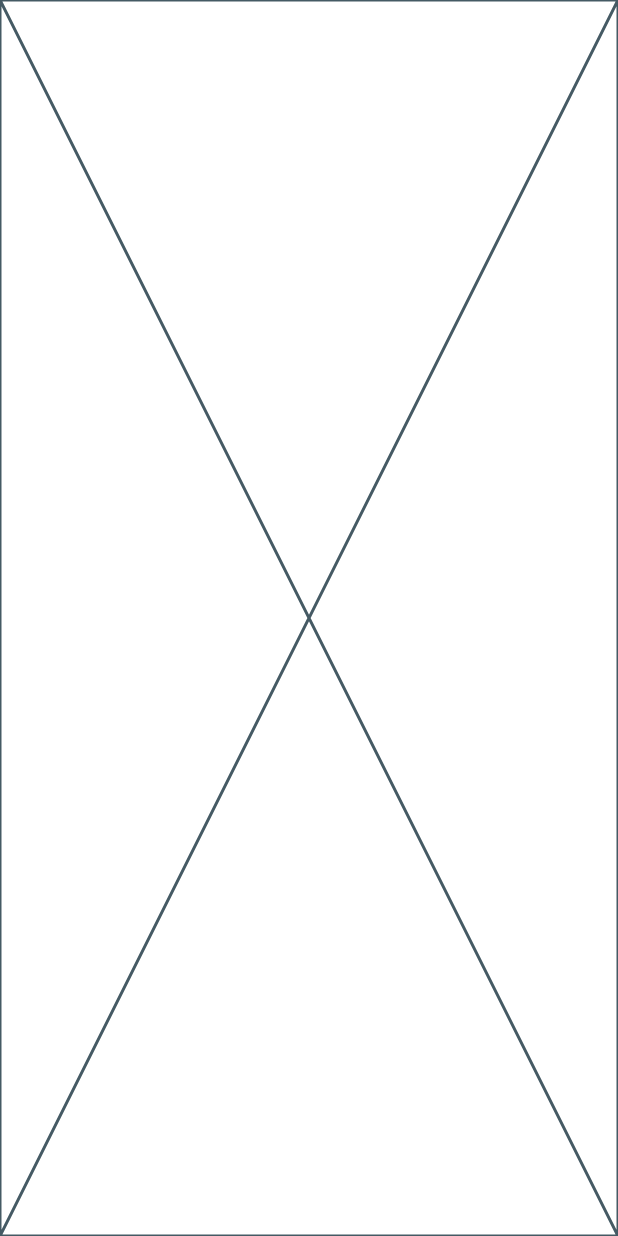
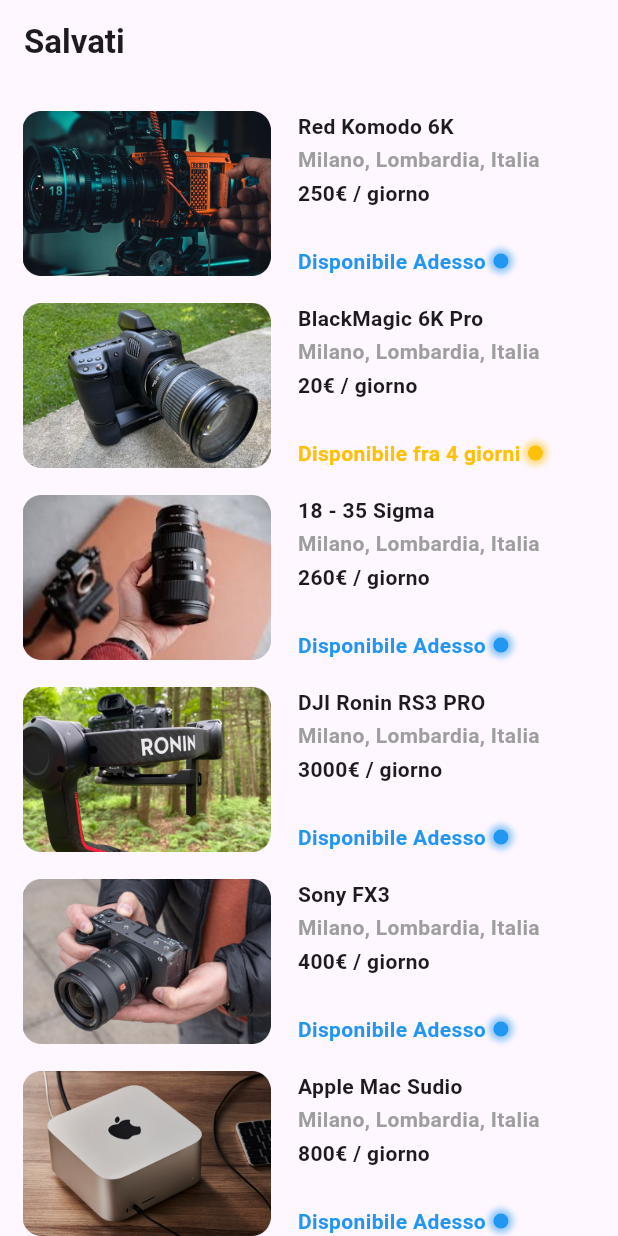
Before and after one commit to fahadyousafxi/usmanfluttertask, a Flutter app: the screen it shows after launch, after a tap on "Login", on a phone screen of 412 x 824 dp. Run offline on Flutter 3.47's test engine with Material 2 defaults, Android fonts, the light colour scheme and no system bars; our stand-ins replace get.

Commit message:
commit no# 9

```diff
--- /dev/null
+++ b/lib/models/save_items_model.dart
@@ -0,0 +1,46 @@
+class SaveItemsModel {
+  List images = [
+    'assets/1.png',
+    'assets/2.png',
+    'assets/3.png',
+    'assets/4.png',
+    'assets/5.png',
+    'assets/6.png',
+  ];
+
+  List names = [
+    'Red Komodo 6K',
+    'BlackMagic 6K Pro',
+    '18 - 35 Sigma',
+    'DJI Ronin RS3 PRO',
+    'Sony FX3',
+    'Apple Mac Sudio',
+  ];
+
+  List locations = [
+    'Milano, Lombardia, Italia',
+    'Milano, Lombardia, Italia',
+    'Milano, Lombardia, Italia',
+    'Milano, Lombardia, Italia',
+    'Milano, Lombardia, Italia',
+    'Milano, Lombardia, Italia',
+  ];
+
+  List prices = [
+    '250€ / giorno',
+    '20€ / giorno',
+    '260€ / giorno',
+    '3000€ / giorno',
+    '400€ / giorno',
+    '800€ / giorno',
+  ];
+
+  List dis = [
+    'Disponibile Adesso',
+    'Disponibile fra 4 giorni',
+    'Disponibile Adesso',
+    'Disponibile Adesso',
+    'Disponibile Adesso',
+    'Disponibile Adesso',
+  ];
+}
--- a/lib/ui/login_page.dart
+++ b/lib/ui/login_page.dart
@@ -73,7 +73,7 @@
       bottomNavigationBar: BigButton(
         txt: 'Login',
         onTap: () {
-          Get.to(const SaveItemsPage());
+          Get.offAll(const SaveItemsPage());
         },
       ),
     );
--- a/lib/ui/save_itesms_page.dart
+++ b/lib/ui/save_itesms_page.dart
@@ -1,4 +1,5 @@
 import 'package:flutter/material.dart';
+import 'package:usmanfluttertask/models/save_items_model.dart';
 
 class SaveItemsPage extends StatefulWidget {
   const SaveItemsPage({super.key});
@@ -10,6 +11,90 @@
 class _SaveItemsPageState extends State<SaveItemsPage> {
   @override
   Widget build(BuildContext context) {
-    return const Placeholder();
+    return Scaffold(
+      appBar: AppBar(
+        elevation: 0,
+        title: const Text(
+          'Salvati',
+          style: TextStyle(fontWeight: FontWeight.bold),
+        ),
+      ),
+      body: ListView.builder(
+        itemCount: SaveItemsModel().images.length,
+        itemBuilder: (BuildContext context, int index) {
+          return Padding(
+            padding: EdgeInsets.only(left: 15, top: 18),
+            child: Row(
+              children: [
+                Image.asset(
+                  SaveItemsModel().images[index],
+                  height: 110,
+                ),
+                const SizedBox(
+                  width: 18,
+                ),
+                SizedBox(
+                  height: 110,
+                  child: Column(
+                    crossAxisAlignment: CrossAxisAlignment.start,
+                    mainAxisAlignment: MainAxisAlignment.spaceBetween,
+                    children: [
+                      Text(
+                        SaveItemsModel().names[index],
+                        style: TextStyle(fontWeight: FontWeight.bold),
+                      ),
+                      Text(
+                        SaveItemsModel().locations[index],
+                        style: TextStyle(
+                            fontWeight: FontWeight.bold, color: Colors.grey),
+                      ),
+                      Text(
+                        SaveItemsModel().prices[index],
+                        style: TextStyle(fontWeight: FontWeight.bold),
+                      ),
+                      const SizedBox(
+                        height: 20,
+                      ),
+                      Row(
+                        children: [
+                          Text(
+                            SaveItemsModel().dis[index],
+                            style: TextStyle(
+                                fontWeight: FontWeight.bold,
+                                color: index == 1 ? Colors.amber : Colors.blue),
+                          ),
+                          const SizedBox(
+                            width: 5,
+                          ),
+                          Container(
+                            height: 10,
+                            width: 10,
+                            decoration: BoxDecoration(
+                              borderRadius: BorderRadius.circular(22),
+                              color: index == 1 ? Colors.amber : Colors.blue,
+                              boxShadow: [
+                                BoxShadow(
+                                  color: index == 1
+                                      ? Colors.amber.withOpacity(0.5)
+                                      : Colors.blue.withOpacity(0.5),
+                                  spreadRadius: 3,
+                                  blurRadius: 3,
+                                  offset: const Offset(
+                                      0, 0), // changes position of shadow
+                                ),
+                              ],
+                            ),
+                          )
+                        ],
+                      ),
+                    ],
+                  ),
+                )
+              ],
+            ),
+          );
+        },
+      ),
+    );
   }
 }
```
